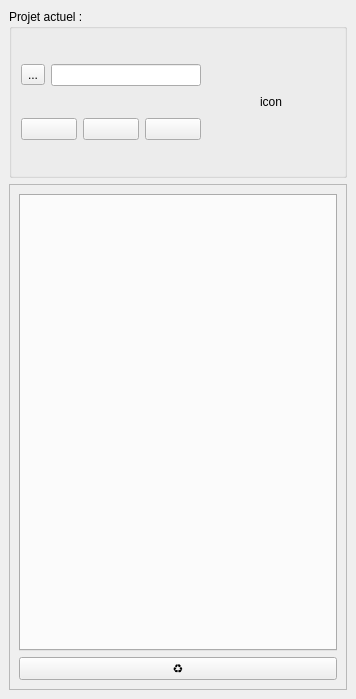
Before: the Qt Designer form qsequoia2/QSEQUOIA2_dockwidget_base.ui in SequoiApp/Qsequoia2, drawn with Qt 5.
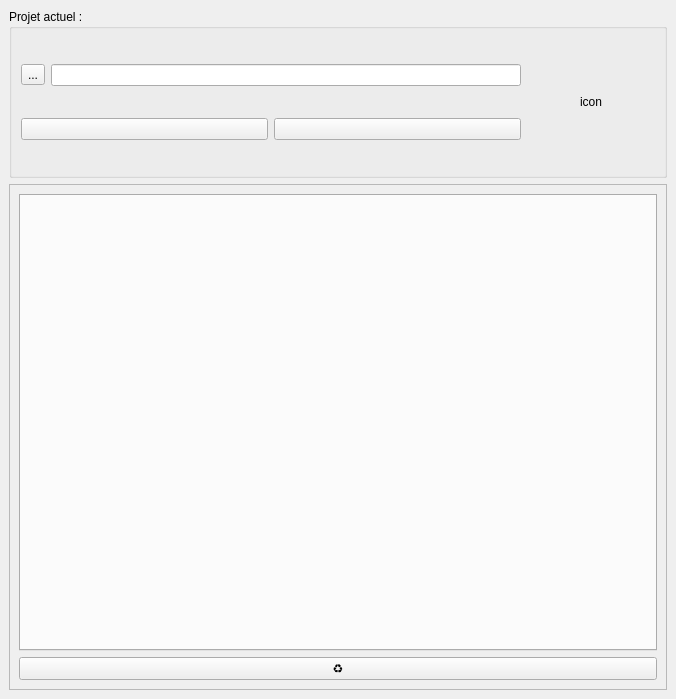
After: the same form once the commit is applied.

Commit message: nettoyage du watchdog

Patch:
```diff
--- a/qsequoia2/QSEQUOIA2_dockwidget_base.ui
+++ b/qsequoia2/QSEQUOIA2_dockwidget_base.ui
@@ -6,7 +6,7 @@
    <rect>
     <x>0</x>
     <y>0</y>
-    <width>356</width>
+    <width>676</width>
     <height>699</height>
    </rect>
   </property>
@@ -56,13 +56,6 @@
              </property>
             </widget>
            </item>
-           <item>
-            <widget class="QPushButton" name="watchdog">
-             <property name="toolTip">
-              <string>paramètres watchdog</string>
-             </property>
-            </widget>
-           </item>
            <item>
             <widget class="QPushButton" name="add_project">
              <property name="toolTip">
@@ -109,7 +102,7 @@
         <rect>
          <x>0</x>
          <y>0</y>
-         <width>332</width>
+         <width>652</width>
          <height>474</height>
         </rect>
        </property>
```
The commit also changes 15 other files.
